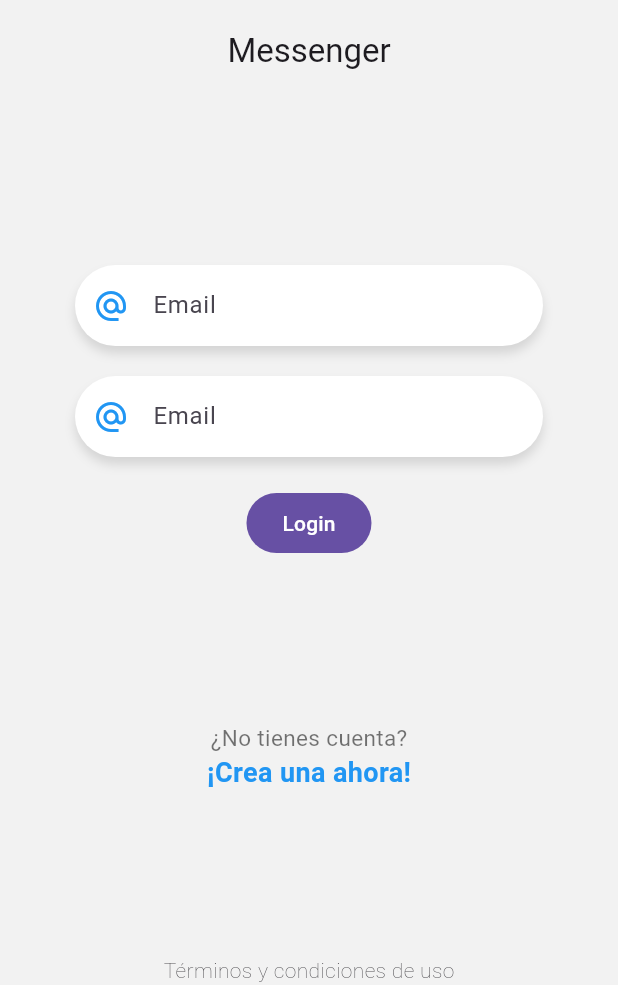
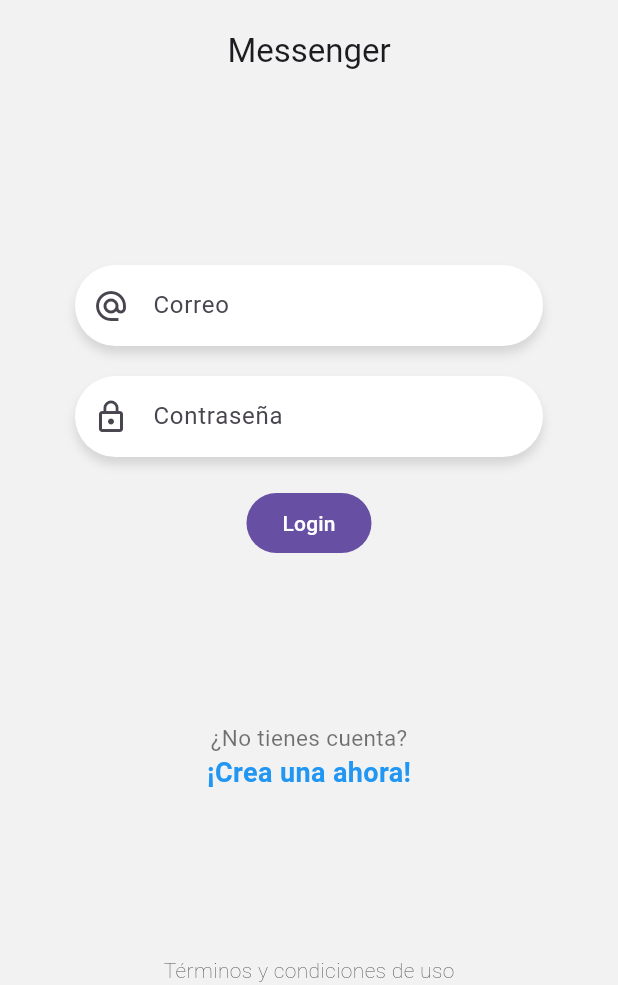
Before and after one commit to davalerova/chat_flutter, a Flutter app: the screen it shows after launch, on a phone screen of 412 x 824 dp, the part 251-1236 px from its top. Run offline on Flutter 3.47's test engine with Material 3 defaults, Android fonts, the phone set to English and light mode, and no system bars.

Commit message:
Argumentos a nuestro CustomInput

```diff
--- a/lib/pages/login_page.dart
+++ b/lib/pages/login_page.dart
@@ -1,5 +1,5 @@
-import 'package:chat/widgets/custom_input.dart';
 import 'package:flutter/material.dart';
+import 'package:chat/widgets/widgets.dart';
 
 class LoginPage extends StatelessWidget {
   const LoginPage({super.key});
@@ -12,33 +12,14 @@ class LoginPage extends StatelessWidget {
           child: Column(
             mainAxisAlignment: MainAxisAlignment.spaceBetween,
             children: [
-              const _Logo(),
+              const Logo(),
               const _Form(),
-              const _Labels(),
+              const Labels(),
               const Text('Términos y condiciones de uso',
                   style: TextStyle(fontWeight: FontWeight.w200)),
             ],
           ),
         ));
-  }
-}
-
-class _Logo extends StatelessWidget {
-  const _Logo();
-
-  @override
-  Widget build(BuildContext context) {
-    return Center(
-      child: Container(
-        width: 170,
-        margin: const EdgeInsets.only(top: 50),
-        child: Column(children: [
-          Image.asset('assets/tag-logo.png'),
-          const SizedBox(height: 20),
-          Text('Messenger', style: Theme.of(context).textTheme.titleLarge),
-        ]),
-      ),
-    );
   }
 }
 
@@ -50,6 +31,8 @@ class _Form extends StatefulWidget {
 }
 
 class __FormState extends State<_Form> {
+  final emailController = TextEditingController();
+  final passwordController = TextEditingController();
   @override
   Widget build(BuildContext context) {
     return Container(
@@ -57,28 +40,26 @@ class __FormState extends State<_Form> {
       padding: const EdgeInsets.symmetric(horizontal: 50),
       child: Column(
         children: [
-          CustomInput(),
-          CustomInput(),
-          FilledButton(onPressed: () {}, child: const Text('Login')),
+          CustomInput(
+              icon: Icons.alternate_email,
+              placeholder: 'Correo',
+              textController: emailController,
+              keyboardType: TextInputType.emailAddress,
+              isPassword: false),
+          CustomInput(
+              icon: Icons.lock_outline,
+              placeholder: 'Contraseña',
+              textController: passwordController,
+              keyboardType: TextInputType.text,
+              isPassword: true),
+          FilledButton(
+              onPressed: () {
+                print(emailController.text);
+                print(passwordController.text);
+              },
+              child: const Text('Login')),
         ],
       ),
     );
   }
 }
-
-class _Labels extends StatelessWidget {
-  const _Labels();
-
-  @override
-  Widget build(BuildContext context) {
-    return Column(
-      children: [
-        Text('¿No tienes cuenta?',
-            style: TextStyle(color: Colors.black54, fontSize: 15)),
-        Text('¡Crea una ahora!',
-            style: TextStyle(
-                color: Colors.blue, fontSize: 18, fontWeight: FontWeight.bold)),
-      ],
-    );
-  }
-}
--- a/lib/widgets/custom_input.dart
+++ b/lib/widgets/custom_input.dart
@@ -1,7 +1,18 @@
 import 'package:flutter/material.dart';
 
 class CustomInput extends StatelessWidget {
-  const CustomInput({super.key});
+  final IconData icon;
+  final String placeholder;
+  final TextEditingController textController;
+  final TextInputType keyboardType;
+  final bool isPassword;
+  const CustomInput(
+      {super.key,
+      required this.icon,
+      required this.placeholder,
+      required this.textController,
+      this.keyboardType = TextInputType.text,
+      this.isPassword = false});
 
   @override
   Widget build(BuildContext context) {
@@ -18,13 +29,15 @@ class CustomInput extends StatelessWidget {
               )
             ]),
         child: TextField(
-          autocorrect: false,
-          keyboardType: TextInputType.emailAddress,
-          decoration: InputDecoration(
+            autocorrect: false,
+            keyboardType: keyboardType,
+            controller: textController,
+            obscureText: isPassword,
+            decoration: InputDecoration(
               border: InputBorder.none,
-              hintText: 'Email',
+              hintText: placeholder,
               contentPadding: const EdgeInsets.all(15),
-              prefixIcon: Icon(Icons.alternate_email, color: Colors.blue)),
-        ));
+              prefixIcon: Icon(icon),
+            )));
   }
 }
--- /dev/null
+++ b/lib/widgets/labels.dart
@@ -0,0 +1,18 @@
+import 'package:flutter/material.dart';
+
+class Labels extends StatelessWidget {
+  const Labels({super.key});
+
+  @override
+  Widget build(BuildContext context) {
+    return Column(
+      children: [
+        Text('¿No tienes cuenta?',
+            style: TextStyle(color: Colors.black54, fontSize: 15)),
+        Text('¡Crea una ahora!',
+            style: TextStyle(
+                color: Colors.blue, fontSize: 18, fontWeight: FontWeight.bold)),
+      ],
+    );
+  }
+}
--- /dev/null
+++ b/lib/widgets/logo.dart
@@ -0,0 +1,20 @@
+import 'package:flutter/material.dart';
+
+class Logo extends StatelessWidget {
+  const Logo({super.key});
+
+  @override
+  Widget build(BuildContext context) {
+    return Center(
+      child: Container(
+        width: 170,
+        margin: const EdgeInsets.only(top: 50),
+        child: Column(children: [
+          Image.asset('assets/tag-logo.png'),
+          const SizedBox(height: 20),
+          Text('Messenger', style: Theme.of(context).textTheme.titleLarge),
+        ]),
+      ),
+    );
+  }
+}
--- /dev/null
+++ b/lib/widgets/widgets.dart
@@ -0,0 +1,3 @@
+export 'package:chat/widgets/labels.dart';
+export 'package:chat/widgets/custom_input.dart';
+export 'package:chat/widgets/logo.dart';
```
